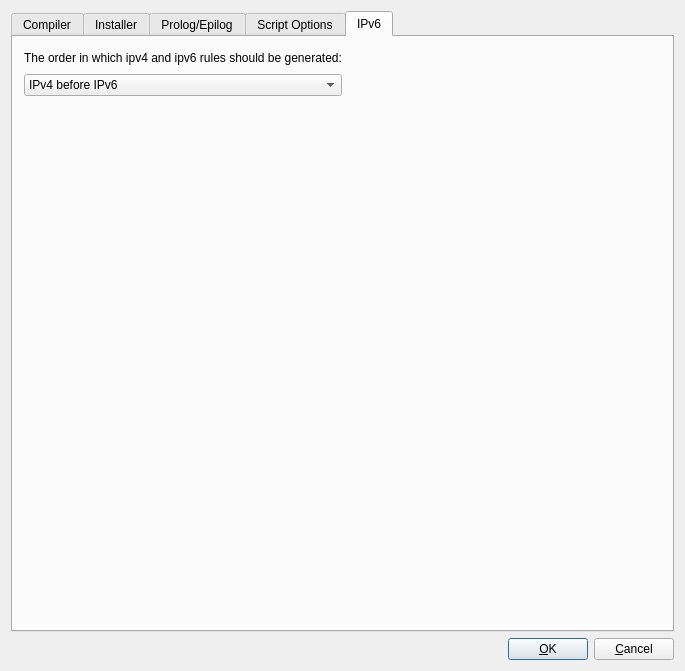
Before: the Qt Designer form src/gui/ipfwadvanceddialog_q.ui in fwbuilder/fwbuilder, drawn with Qt 5.
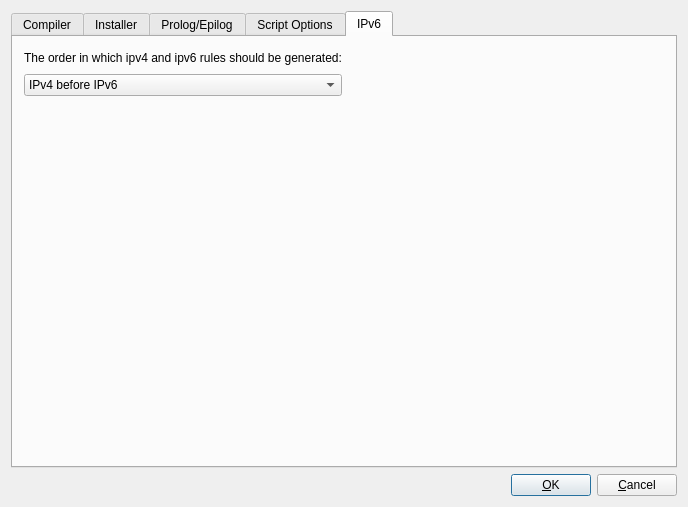
After: the same form once the commit is applied. The open tabs and pages were chosen to show the change.

Commit message: Fixed #1618: make ipfw advanced dialog shorter and wider

```diff
--- a/src/gui/ipfwadvanceddialog_q.ui
+++ b/src/gui/ipfwadvanceddialog_q.ui
@@ -1,12 +1,12 @@
 <ui version="4.0" >
  <class>ipfwAdvancedDialog_q</class>
- <widget class="QDialog" name="ipfwAdvancedDialog_q" >
-  <property name="geometry" >
+ <widget class="QDialog" name="ipfwAdvancedDialog_q">
+  <property name="geometry">
    <rect>
     <x>0</x>
     <y>0</y>
-    <width>685</width>
-    <height>671</height>
+    <width>688</width>
+    <height>507</height>
    </rect>
   </property>
   <property name="windowTitle" >
@@ -840,7 +840,7 @@
    </item>
   </layout>
  </widget>
- <layoutdefault spacing="6" margin="11" />
+ <layoutdefault spacing="6" margin="11"/>
  <tabstops>
   <tabstop>tabWidget</tabstop>
   <tabstop>compiler</tabstop>
```
Left out of the diff: 583 changed lines with no effect on the pictures.
